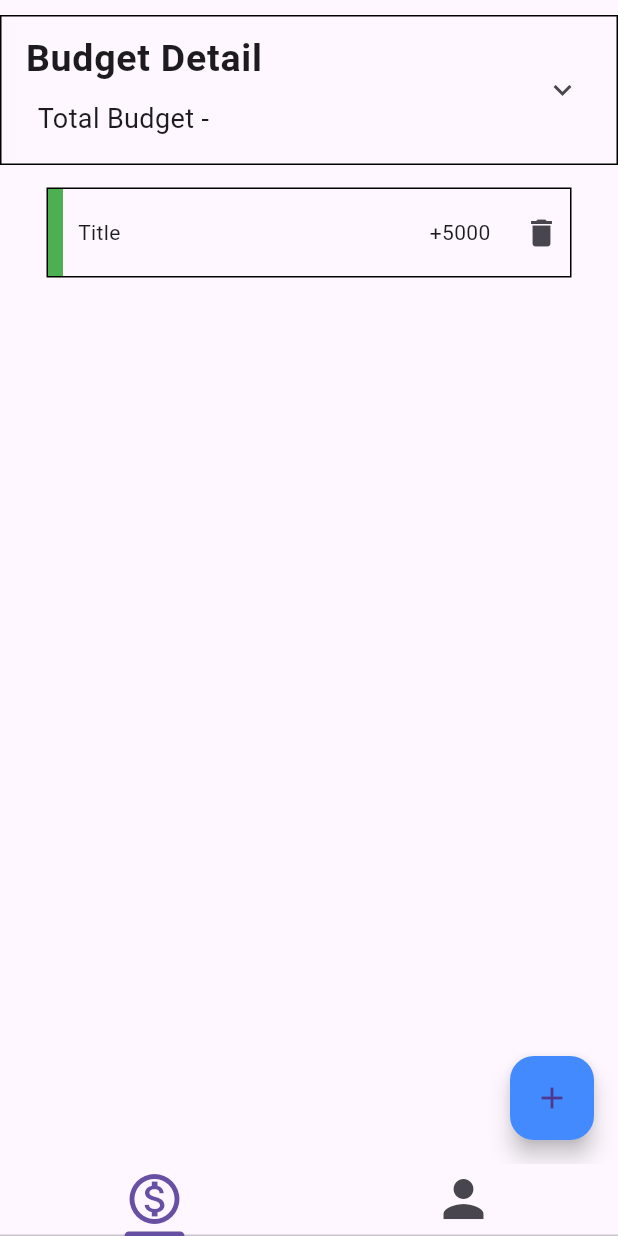
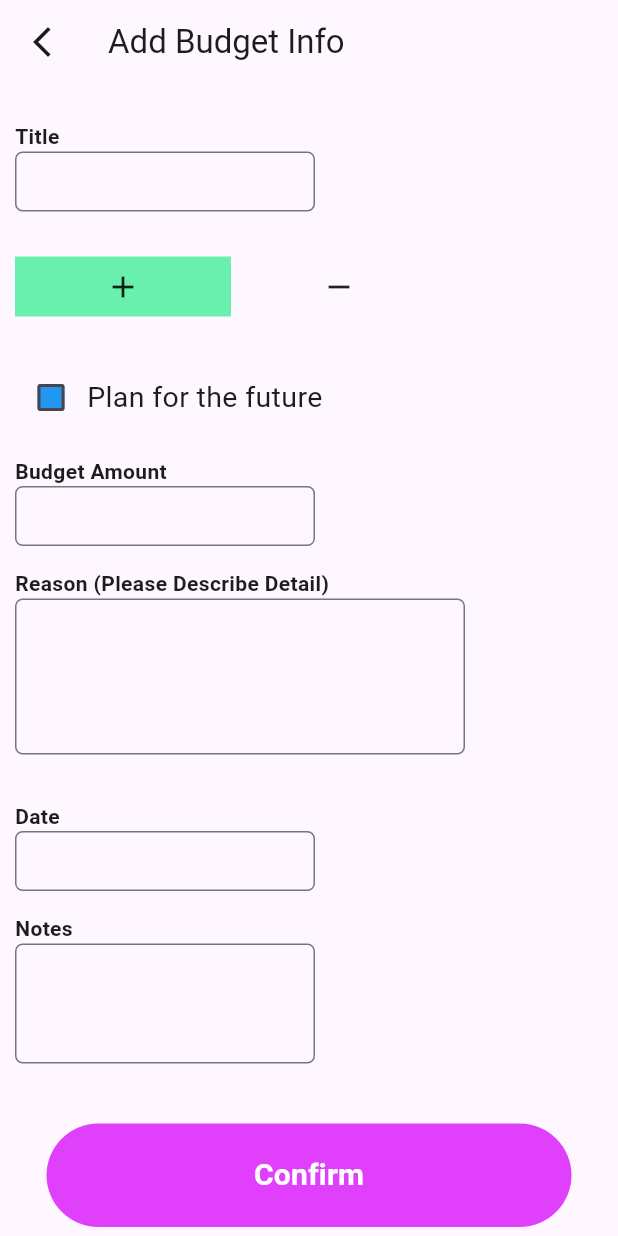
Before and after one commit to Steve-Bright/finance-tracking, a Flutter app: the screen it shows after launch, after a tap on the "add" icon, on a phone screen of 412 x 824 dp. Run offline on Flutter 3.47's test engine with Material 2 defaults, Android fonts, the phone set to English and light mode, and no system bars; our stand-ins replace firebase_core, get, google_fonts; accounts and stored records are empty.

Commit message:
created new pages of edit, add and view budget detail

```diff
--- a/analysis_options.yaml
+++ b/analysis_options.yaml
@@ -21,6 +21,7 @@ linter:
   # `// ignore_for_file: name_of_lint` syntax on the line or in the file
   # producing the lint.
   rules:
+
     # avoid_print: false  # Uncomment to disable the `avoid_print` rule
     # prefer_single_quotes: true  # Uncomment to enable the `prefer_single_quotes` rule
 
--- a/lib/view/addBudgetListPage.dart
+++ b/lib/view/addBudgetListPage.dart
@@ -1,4 +1,8 @@
 import 'package:flutter/material.dart';
+import 'package:get/get.dart';
+
+import 'package:finance_tracking/view/addDetail.dart';
+import 'package:finance_tracking/view/viewDetail.dart';
 
 class AddBudgetPage extends StatelessWidget {
   const AddBudgetPage({super.key});
@@ -33,7 +37,9 @@ class AddBudgetPage extends StatelessWidget {
                 padding: EdgeInsets.only(left: 20, right: 20),
                 child: Column(
                   children: [
-                    Container(
+                    InkWell(
+                      onTap: () => Get.to(ViewDetail()),
+                      child: Container(
                         margin: EdgeInsets.only(top: 15, bottom: 15),
                         width: 350,
                         height: 60,
@@ -49,7 +55,7 @@ class AddBudgetPage extends StatelessWidget {
                               ),
                               Container(
                                 padding: EdgeInsets.only(left: 10, right: 10),
-                              width: 295,
+                                width: 250,
                                 child: Row(
                                   mainAxisAlignment: MainAxisAlignment.spaceBetween,
                                   children: [
@@ -64,6 +70,7 @@ class AddBudgetPage extends StatelessWidget {
                               )
                             ]
                         ),
+                      ),
                     )
                   ]
                 ),
@@ -73,9 +80,9 @@ class AddBudgetPage extends StatelessWidget {
         ),
       ),
       floatingActionButton: FloatingActionButton(
-        child: const Icon(Icons.add),
+        child: Icon(Icons.add),
         onPressed: (){
-
+          Get.to(const AddDetail());
         },
         backgroundColor: Colors.blueAccent,
       )
--- /dev/null
+++ b/lib/view/addDetail.dart
@@ -0,0 +1,93 @@
+import 'package:flutter/material.dart';
+import 'package:get/get.dart';
+
+import 'package:finance_tracking/view/reusableWidgets/textfield.dart';
+import 'package:finance_tracking/view/reusableWidgets/checkbox.dart';
+
+class AddDetail extends StatelessWidget {
+  const AddDetail({super.key});
+
+  @override
+  Widget build(BuildContext context) {
+    return Scaffold(
+      appBar: AppBar(
+        leading: IconButton(
+          icon: Icon(Icons.arrow_back_ios_new),
+          onPressed: (){
+            Get.back();
+          }
+        ),
+        title: Text('Add Budget Info')
+      ),
+      body: ListView(
+        children: [
+          Container(
+            margin: EdgeInsets.all(10),
+            child: Column(
+              crossAxisAlignment: CrossAxisAlignment.start,
+              children: [
+                //Enter the title
+                reusableBudgetTextField('Title', 200, 40, 1),
+
+                // choose add or remove the budget
+                Container(
+                  margin: EdgeInsets.only(top: 30, bottom: 30),
+                  child: Row(
+                    children: [
+                      InkWell(
+                        onTap: (){},
+                        child: Container(
+                          color: Colors.greenAccent,
+                          padding: EdgeInsets.symmetric(horizontal: 60, vertical: 8),
+                          child: Icon(Icons.add)
+                        ),
+                      ),
+                      InkWell(
+                        onTap: (){},
+                        child: Container(
+                          padding: EdgeInsets.symmetric(horizontal: 60, vertical: 8),
+                            child: Icon(Icons.remove)
+                        ),
+                      )
+                    ]
+                  ),
+                ),
+
+                // If the budget is for future
+                CheckBox(checkboxText: 'Plan for the future'),
+
+                //Budget Amount
+                reusableBudgetTextField('Budget Amount', 200, 40, 1),
+
+                // Reason for adding this budget list
+                reusableBudgetTextField('Reason (Please Describe Detail)', 300, 120, 3),
+
+                //Add the date
+                reusableBudgetTextField('Date', 200, 40, 1),
+
+                //notes
+                reusableBudgetTextField('Notes', 200, 120, 2),
+
+                Center(
+                  child: Container(
+                    width: 350,
+                    child: TextButton(
+                      onPressed: (){
+                      },
+                      style: const ButtonStyle(
+                        padding: MaterialStatePropertyAll(EdgeInsets.only(top: 20, bottom: 20)),
+                        backgroundColor: MaterialStatePropertyAll(Colors.purpleAccent),
+                        elevation: MaterialStatePropertyAll(40),
+                      ),
+                      child: const Text('Confirm', style: TextStyle(color: Colors.white, fontSize: 20, fontWeight: FontWeight.bold)),
+                    ),
+                  ),
+                ),
+              ]
+            ),
+          ),
+        ],
+      )
+    );
+  }
+}
--- a/lib/view/homepage.dart
+++ b/lib/view/homepage.dart
@@ -18,6 +18,7 @@ class HomePage extends StatelessWidget {
             ]
         ),
         bottomNavigationBar: TabBar(
+
             tabs: [
               Tab( child: Icon(Icons.monetization_on_outlined, size: 40)),
               Tab(child: Icon(Icons.person, size: 40)),
--- /dev/null
+++ b/lib/view/reusableWidgets/checkbox.dart
@@ -0,0 +1,34 @@
+import 'package:flutter/material.dart';
+
+class CheckBox extends StatefulWidget {
+  String checkboxText = '';
+  CheckBox({super.key, required this.checkboxText});
+
+  @override
+  State<CheckBox> createState() => _CheckBoxState();
+}
+
+class _CheckBoxState extends State<CheckBox> {
+  bool isChecked = false;
+
+  @override
+  Widget build(BuildContext context) {
+    return Row(
+        children: <Widget>[
+          Checkbox(
+            checkColor: Colors.white,
+            fillColor: MaterialStatePropertyAll(Colors.blue),
+            value: isChecked,
+            onChanged: (bool? value) {
+              setState(() {
+                isChecked = value!;
+              });
+            },
+          ),
+
+          Text(widget.checkboxText, style: TextStyle(fontSize: 19))
+        ]
+    )
+    ;
+  }
+}
--- /dev/null
+++ b/lib/view/reusableWidgets/textfield.dart
@@ -0,0 +1,26 @@
+import 'package:flutter/material.dart';
+
+Container reusableBudgetTextField(String title, double areaWidth, double areaHeight, int numOfLines){
+  return Container(
+    margin: EdgeInsets.only(top: 15),
+    width: areaWidth,
+    child: Column(
+        crossAxisAlignment: CrossAxisAlignment.start,
+        children: [
+          Text(title, style: TextStyle(fontWeight: FontWeight.bold)),
+          SizedBox(
+            height: areaHeight,
+            child: TextField(
+                maxLines: numOfLines,
+                decoration: InputDecoration(
+                    border: OutlineInputBorder(
+                      borderSide: BorderSide(width: 2, style: BorderStyle.none),
+                      borderRadius: BorderRadius.circular(5),
+                    )
+                )
+            ),
+          )
+        ]
+    ),
+  );
+}
```
Also changed, not shown: lib/view/editDetail.dart (added, +109 -0 lines), lib/view/profileDetail.dart (+60 -1 lines), lib/view/viewDetail.dart (added, +84 -0 lines). Lines whose indentation alone changed are shown as unchanged.
